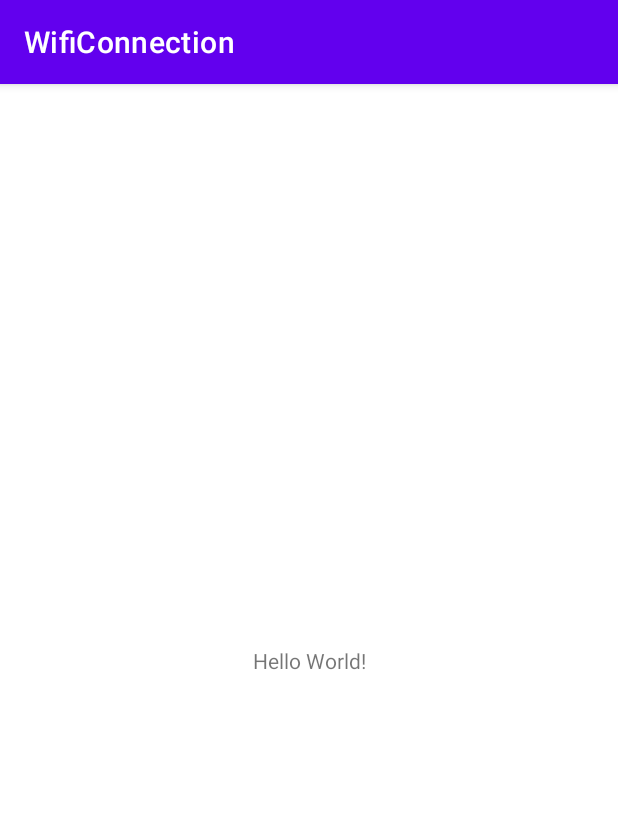
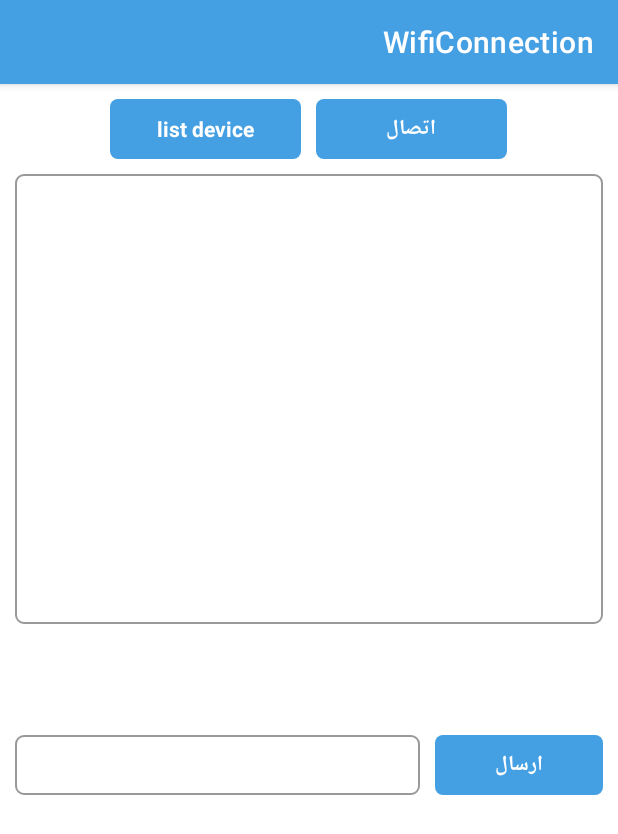
Before and after one commit to nahidab1998/Wifi_Connection, an Android app: the screen it shows after launch (MainActivity), on a phone screen of 412 x 824 dp. Shown: the top 834 px of the screen. Run offline under Robolectric (Android 15) with nearby library versions, the phone set to English and light mode, and no system bars.

Commit message:
fix design

```diff
--- a/app/src/main/AndroidManifest.xml
+++ b/app/src/main/AndroidManifest.xml
@@ -4,7 +4,7 @@
 
     <application
         android:allowBackup="true"
-        android:icon="@mipmap/ic_launcher"
+        android:icon="@drawable/iconapp"
         android:label="@string/app_name"
         android:roundIcon="@mipmap/ic_launcher_round"
         android:supportsRtl="true"
--- a/app/src/main/java/com/example/wificonnection/MainActivity.java
+++ b/app/src/main/java/com/example/wificonnection/MainActivity.java
@@ -3,12 +3,33 @@ package com.example.wificonnection;
 import androidx.appcompat.app.AppCompatActivity;
 
 import android.os.Bundle;
+import android.widget.Button;
+import android.widget.EditText;
+import android.widget.ListView;
+import android.widget.TextView;
 
 public class MainActivity extends AppCompatActivity {
+
+    private TextView send , connecte , list_device ;
+    private TextView massage ;
+    private EditText editText ;
+    private ListView listView ;
 
     @Override
     protected void onCreate(Bundle savedInstanceState) {
         super.onCreate(savedInstanceState);
         setContentView(R.layout.activity_main);
+        initId();
+
+
+    }
+
+    private void initId() {
+        send = findViewById(R.id.bt_send);
+        connecte = findViewById(R.id.bt_listen);
+        list_device = findViewById(R.id.bt_listdevice);
+        editText = findViewById(R.id.editxt_message);
+        massage = findViewById(R.id.txt_message);
+        listView = findViewById(R.id.listview_device);
     }
 }
--- a/app/src/main/res/layout/activity_main.xml
+++ b/app/src/main/res/layout/activity_main.xml
@@ -1,18 +1,127 @@
 <?xml version="1.0" encoding="utf-8"?>
-<androidx.constraintlayout.widget.ConstraintLayout xmlns:android="http://schemas.android.com/apk/res/android"
+<LinearLayout xmlns:android="http://schemas.android.com/apk/res/android"
     xmlns:app="http://schemas.android.com/apk/res-auto"
     xmlns:tools="http://schemas.android.com/tools"
     android:layout_width="match_parent"
     android:layout_height="match_parent"
+    android:orientation="vertical"
+    android:paddingHorizontal="10dp"
     tools:context=".MainActivity">
 
+    <LinearLayout
+        android:id="@+id/linearLayout2"
+        android:layout_width="match_parent"
+        android:layout_height="wrap_content"
+        android:layout_gravity="center"
+        android:gravity="center"
+        android:orientation="horizontal"
+        android:paddingVertical="10dp"
+        android:weightSum="3">
+
+        <TextView
+            android:id="@+id/bt_listen"
+            android:layout_width="0dp"
+            android:layout_height="40dp"
+            android:layout_marginLeft="10dp"
+            android:layout_weight="1"
+            android:background="@drawable/back_bt"
+            android:gravity="center"
+            android:text="اتصال"
+            android:textColor="@color/white"
+            android:textStyle="bold" />
+
+                <TextView
+                    android:id="@+id/bt_listdevice"
+                    android:layout_width="0dp"
+                    android:layout_weight="1"
+                    android:text="list device"
+                    android:textColor="@color/white"
+                    android:textStyle="bold"
+                    android:gravity="center"
+                    android:background="@drawable/back_bt"
+                    android:layout_height="40dp"/>
+
+<!--        <TextView-->
+<!--            android:id="@+id/txt_status"-->
+<!--            android:layout_width="0dp"-->
+<!--            android:layout_height="wrap_content"-->
+<!--            android:layout_gravity="center"-->
+<!--            android:layout_weight="1"-->
+<!--            android:fontFamily="@font/iran_sans"-->
+<!--            android:gravity="center"-->
+<!--            tools:text="status"-->
+<!--            android:textSize="14dp" />-->
+
+    </LinearLayout>
+
+
+    <RelativeLayout
+        android:id="@+id/relativeLayout"
+        android:layout_width="match_parent"
+        android:layout_height="wrap_content"
+        app:layout_constraintEnd_toEndOf="parent"
+        app:layout_constraintStart_toStartOf="parent"
+        app:layout_constraintTop_toBottomOf="@+id/linearLayout2">
+
+        <ListView
+            android:id="@+id/listview_device"
+            android:layout_width="match_parent"
+            android:layout_height="300dp"
+            android:layout_marginBottom="20dp"
+            android:background="@drawable/background_border" />
+
+<!--        <TextView-->
+<!--            android:id="@+id/txt_not_found"-->
+<!--            android:layout_width="wrap_content"-->
+<!--            android:layout_height="wrap_content"-->
+<!--            android:layout_centerInParent="true"-->
+<!--            android:fontFamily="@font/iran_sans"-->
+<!--            android:text="دستگاهی یافت نشد" />-->
+
+    </RelativeLayout>
+
     <TextView
+        android:id="@+id/txt_message"
         android:layout_width="wrap_content"
         android:layout_height="wrap_content"
-        android:text="Hello World!"
-        app:layout_constraintBottom_toBottomOf="parent"
-        app:layout_constraintLeft_toLeftOf="parent"
-        app:layout_constraintRight_toRightOf="parent"
-        app:layout_constraintTop_toTopOf="parent" />
+        android:layout_gravity="center_horizontal"
+        android:fontFamily="@font/iran_sans"
+        tools:text="Message"
+        android:textColor="@color/blue"
+        android:textIsSelectable="true"
+        android:textSize="22dp"
+        />
 
-</androidx.constraintlayout.widget.ConstraintLayout>
+    <LinearLayout
+        android:id="@+id/linearLayout"
+        android:layout_width="match_parent"
+        android:layout_height="wrap_content"
+        android:layout_marginTop="10dp"
+        android:layout_gravity="center"
+        android:gravity="center"
+        android:orientation="horizontal">
+
+        <TextView
+            android:id="@+id/bt_send"
+            android:layout_width="wrap_content"
+            android:layout_height="40dp"
+            android:layout_marginLeft="10dp"
+            android:background="@drawable/back_bt"
+            android:gravity="center"
+            android:paddingHorizontal="40dp"
+            android:text="ارسال"
+            android:textColor="@color/white"
+            android:textStyle="bold" />
+
+        <EditText
+            android:id="@+id/editxt_message"
+            android:layout_width="match_parent"
+            android:layout_height="40dp"
+            android:inputType="text"
+            android:paddingHorizontal="10dp"
+            android:background="@drawable/background_border"/>
+
+
+    </LinearLayout>
+
+</LinearLayout>
--- a/app/src/main/res/values/colors.xml
+++ b/app/src/main/res/values/colors.xml
@@ -7,4 +7,6 @@
     <color name="teal_700">#FF018786</color>
     <color name="black">#FF000000</color>
     <color name="white">#FFFFFFFF</color>
+    <color name="blue">#449fe3</color>
+    <color name="gray">#cccccc</color>
 </resources>
--- a/app/src/main/res/values/themes.xml
+++ b/app/src/main/res/values/themes.xml
@@ -2,15 +2,19 @@
     <!-- Base application theme. -->
     <style name="Theme.WifiConnection" parent="Theme.MaterialComponents.DayNight.DarkActionBar">
         <!-- Primary brand color. -->
-        <item name="colorPrimary">@color/purple_500</item>
-        <item name="colorPrimaryVariant">@color/purple_700</item>
+        <item name="colorPrimary">@color/blue</item>
+        <item name="colorPrimaryVariant">@color/blue</item>
         <item name="colorOnPrimary">@color/white</item>
         <!-- Secondary brand color. -->
-        <item name="colorSecondary">@color/teal_200</item>
-        <item name="colorSecondaryVariant">@color/teal_700</item>
+        <item name="colorSecondary">@color/blue</item>
+        <item name="colorSecondaryVariant">@color/blue</item>
         <item name="colorOnSecondary">@color/black</item>
         <!-- Status bar color. -->
         <item name="android:statusBarColor" tools:targetApi="l">?attr/colorPrimaryVariant</item>
         <!-- Customize your theme here. -->
+
+        <item name="android:direction">right_to_left</item>
+        <item name="android:layoutDirection">rtl</item>
+
     </style>
 </resources>
```
